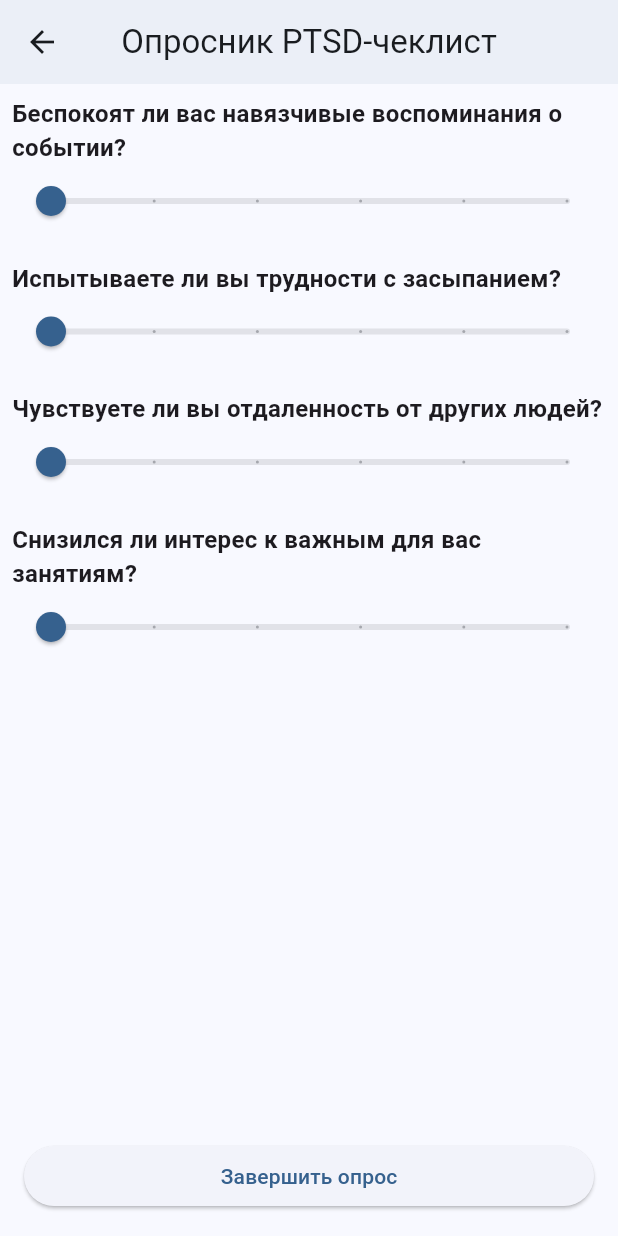
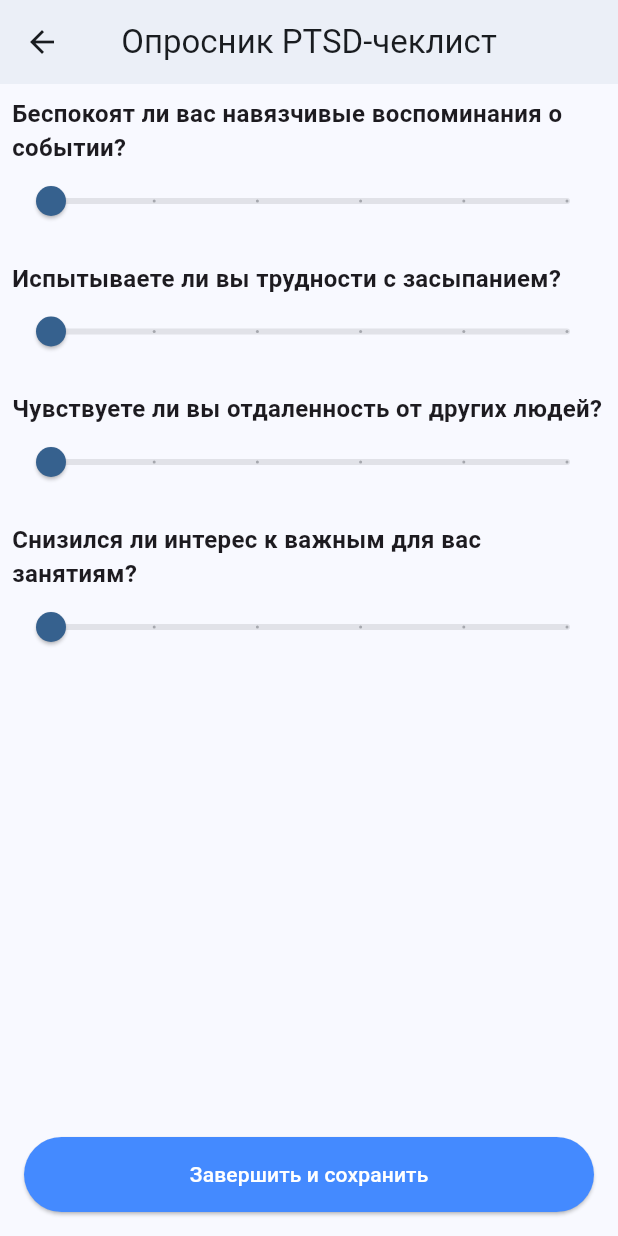
Before and after one commit to Tokside1337/diplom, a Flutter app: the PatientDetailsScreen screen opened directly with empty values, after a tap on "Назначить опросник", on a phone screen of 412 x 824 dp. Run offline on Flutter 3.47's test engine with Material 3 defaults, Android fonts, the phone set to English and light mode, and no system bars; our stand-ins replace fl_chart, google_fonts; missing offline and left inert: postgres.

Commit message:
1. Цифровой профиль и история (Модуль 1): ◦ Добавлены таблицы для хранения данных о госпитализациях (дата поступления, выписки, причина, отделение). ◦ Расширена база данных для поддержки полной истории пребывания пациента. 2. Адаптивные опросники (Модуль 3): ◦ Реализована полноценная система сохранения результатов опросников (например, PTSD-чеклиста) в базу данных. ◦ Теперь при прохождении теста пациентом данные не просто выводятся на экран, а привязываются к его ID и сохраняются в истории. 3. Визуализация психологического состояния (Модуль 4): ◦ В профиль пациента (и для врача, и для самого пациента) добавлен блок «Результаты опросников». ◦ Внедрена цветовая индикация рисков: если балл по шкале PTSD высокий, система помечает результат красным цветом и иконкой тревожного тренда. 4. Углубленный ИИ-анализ (Модуль 3 и 4): ◦ Обновлен визуальный компонент дневника настроения: теперь он корректно отображает критические состояния (CRITICAL), выявленные ИИ-сервисом (красная иконка ошибки вместо оранжевого предупреждения). ◦ Связана логика перехода: врач назначает опросник -> пациент проходит его -> результат мгновенно появляется в дашборде аналитики. 5. Интерфейс: ◦ Добавлены соответствующие заголовки и списки в PatientDetailsScreen, чтобы врач видел не только текущие замеры давления, но и динамику психологического тестирования.

```diff
--- a/lib/models/medical_models.dart
+++ b/lib/models/medical_models.dart
@@ -100,3 +100,23 @@ class MoodEntry {
     sentiment: map['sentiment'],
   );
 }
+
+class QuestionnaireResult {
+  final int? id;
+  final int patientId;
+  final String title;
+  final int totalScore;
+  final String date;
+
+  QuestionnaireResult({this.id, required this.patientId, required this.title, required this.totalScore, required this.date});
+
+  Map<String, dynamic> toMap() => {'id': id, 'patientId': patientId, 'title': title, 'totalScore': totalScore, 'date': date};
+
+  factory QuestionnaireResult.fromMap(Map<String, dynamic> map) => QuestionnaireResult(
+    id: map['id'],
+    patientId: map['patientId'],
+    title: map['title'],
+    totalScore: map['totalScore'],
+    date: map['date'],
+  );
+}
--- a/lib/screens/patient_details_screen.dart
+++ b/lib/screens/patient_details_screen.dart
@@ -22,6 +22,7 @@ class _PatientDetailsScreenState extends State<PatientDetailsScreen> {
   List<Measurement> _measurements = [];
   List<MoodEntry> _moods = [];
   List<Appointment> _appointments = [];
+  List<QuestionnaireResult> _qResults = [];
   String _trend = 'Загрузка...';
 
   @override
@@ -35,11 +36,13 @@ class _PatientDetailsScreenState extends State<PatientDetailsScreen> {
       final m = await _dbService.getMeasurements(widget.patient.id!);
       final mood = await _dbService.getMoodEntries(widget.patient.id!);
       final appts = await _dbService.getAppointments(widget.patient.id!);
+      final qres = await _dbService.getQuestionnaireResults(widget.patient.id!);
       if (mounted) {
         setState(() {
           _measurements = m;
           _moods = mood;
           _appointments = appts;
+          _qResults = qres;
           _trend = AIService.analyzeTrend(m);
         });
       }
@@ -274,6 +277,9 @@ class _PatientDetailsScreenState extends State<PatientDetailsScreen> {
               Text('Рекомендации врача', style: Theme.of(context).textTheme.titleLarge),
               _buildAICard(),
               const SizedBox(height: 24),
+              Text('Результаты опросников', style: Theme.of(context).textTheme.titleLarge),
+              _buildQuestionnaireResults(),
+              const SizedBox(height: 24),
               Text('История настроения', style: Theme.of(context).textTheme.titleLarge),
               _buildMoodList(),
             ],
@@ -339,6 +345,9 @@ class _PatientDetailsScreenState extends State<PatientDetailsScreen> {
               Text('План мероприятий', style: Theme.of(context).textTheme.titleLarge),
               _buildAppointmentsList(),
               const SizedBox(height: 20),
+              Text('Результаты опросников', style: Theme.of(context).textTheme.titleLarge),
+              _buildQuestionnaireResults(),
+              const SizedBox(height: 20),
               Text('Психологический профиль', style: Theme.of(context).textTheme.titleLarge),
               _buildMoodList(),
             ],
@@ -377,7 +386,7 @@ class _PatientDetailsScreenState extends State<PatientDetailsScreen> {
         ElevatedButton.icon(
           onPressed: () => Navigator.push(
             context,
-            MaterialPageRoute(builder: (context) => QuestionnaireScreen())
+            MaterialPageRoute(builder: (context) => QuestionnaireScreen(patientId: widget.patient.id!))
           ).then((_) => _loadData()),
           icon: const Icon(Icons.assignment),
           label: const Text('Назначить опросник'),
@@ -596,8 +605,8 @@ class _PatientDetailsScreenState extends State<PatientDetailsScreen> {
         return Card(
           child: ListTile(
             leading: Icon(
-              m.sentiment == 'Negative' ? Icons.warning_amber_rounded : Icons.check_circle_outline,
-              color: m.sentiment == 'Negative' ? Colors.orange : Colors.green,
+              m.sentiment == 'CRITICAL' ? Icons.error : (m.sentiment == 'Negative' ? Icons.warning_amber_rounded : Icons.check_circle_outline),
+              color: m.sentiment == 'CRITICAL' ? Colors.red : (m.sentiment == 'Negative' ? Colors.orange : Colors.green),
             ),
             title: Text(m.comment, maxLines: 2, overflow: TextOverflow.ellipsis),
             subtitle: Text('Оценка: ${m.score} | Анализ: ${m.sentiment ?? '...'} | ${m.timestamp.substring(11, 16)}'),
@@ -606,4 +615,21 @@ class _PatientDetailsScreenState extends State<PatientDetailsScreen> {
       },
     );
   }
+
+  Widget _buildQuestionnaireResults() {
+    if (_qResults.isEmpty) return const Card(child: ListTile(title: Text('Опросники еще не проходились')));
+    return Column(
+      children: _qResults.map((res) => Card(
+        child: ListTile(
+          leading: const Icon(Icons.assignment_turned_in, color: Colors.blue),
+          title: Text(res.title),
+          subtitle: Text('Балл: ${res.totalScore} | Дата: ${res.date.substring(0, 10)}'),
+          trailing: Icon(
+            res.totalScore > 10 ? Icons.trending_up : Icons.trending_flat,
+            color: res.totalScore > 10 ? Colors.red : Colors.green,
+          ),
+        ),
+      )).toList(),
+    );
+  }
 }
--- a/lib/screens/questionnaire_screen.dart
+++ b/lib/screens/questionnaire_screen.dart
@@ -1,11 +1,17 @@
 import 'package:flutter/material.dart';
+import '../services/database_service.dart';
+import '../models/medical_models.dart';
 
 class QuestionnaireScreen extends StatefulWidget {
+  final int patientId;
+  QuestionnaireScreen({required this.patientId});
+
   @override
   _QuestionnaireScreenState createState() => _QuestionnaireScreenState();
 }
 
 class _QuestionnaireScreenState extends State<QuestionnaireScreen> {
+  final DatabaseService _dbService = DatabaseService();
   final List<Map<String, dynamic>> _questions = [
     {'q': 'Беспокоят ли вас навязчивые воспоминания о событии?', 'score': 0},
     {'q': 'Испытываете ли вы трудности с засыпанием?', 'score': 0},
@@ -16,7 +22,7 @@ class _QuestionnaireScreenState extends State<QuestionnaireScreen> {
   @override
   Widget build(BuildContext context) {
     return Scaffold(
-      appBar: AppBar(title: Text('Опросник PTSD-чеклист')),
+      appBar: AppBar(title: const Text('Опросник PTSD-чеклист')),
       body: ListView.builder(
         itemCount: _questions.length,
         itemBuilder: (context, index) {
@@ -25,7 +31,7 @@ class _QuestionnaireScreenState extends State<QuestionnaireScreen> {
             child: Column(
               crossAxisAlignment: CrossAxisAlignment.start,
               children: [
-                Text(_questions[index]['q'], style: TextStyle(fontSize: 16, fontWeight: FontWeight.bold)),
+                Text(_questions[index]['q'], style: const TextStyle(fontSize: 16, fontWeight: FontWeight.bold)),
                 Slider(
                   value: _questions[index]['score'].toDouble(),
                   min: 0, max: 5, divisions: 5,
@@ -42,18 +48,42 @@ class _QuestionnaireScreenState extends State<QuestionnaireScreen> {
       bottomNavigationBar: Padding(
         padding: const EdgeInsets.all(16.0),
         child: ElevatedButton(
-          onPressed: () {
+          style: ElevatedButton.styleFrom(
+            minimumSize: const Size.fromHeight(50),
+            backgroundColor: Colors.blueAccent,
+            foregroundColor: Colors.white,
+          ),
+          onPressed: () async {
             int total = _questions.fold(0, (sum, item) => sum + (item['score'] as int));
+
+            // Сохраняем результат в БД
+            await _dbService.insertQuestionnaireResult(QuestionnaireResult(
+              patientId: widget.patientId,
+              title: 'PTSD-чеклист',
+              totalScore: total,
+              date: DateTime.now().toUtc().add(const Duration(hours: 3)).toString(),
+            ));
+
+            if (!mounted) return;
+
             showDialog(
               context: context,
               builder: (c) => AlertDialog(
-                title: Text('Результат'),
+                title: const Text('Результат сохранен'),
                 content: Text('Общий балл: $total. ${total > 10 ? "Рекомендуется консультация психолога." : "Показатели в норме."}'),
-                actions: [TextButton(onPressed: () => Navigator.pop(c), child: Text('OK'))],
+                actions: [
+                  TextButton(
+                    onPressed: () {
+                      Navigator.pop(c);
+                      Navigator.pop(context);
+                    },
+                    child: const Text('OK')
+                  )
+                ],
               ),
             );
           },
-          child: Text('Завершить опрос'),
+          child: const Text('Завершить и сохранить'),
         ),
       ),
     );
--- a/lib/services/database_service.dart
+++ b/lib/services/database_service.dart
@@ -62,6 +62,27 @@ class DatabaseService {
         id SERIAL PRIMARY KEY,
         patient_id INTEGER REFERENCES patients(id) ON DELETE CASCADE,
         description TEXT,
+        date TEXT
+      )
+    ''');
+
+    await conn.execute('''
+      CREATE TABLE IF NOT EXISTS hospitalizations(
+        id SERIAL PRIMARY KEY,
+        patient_id INTEGER REFERENCES patients(id) ON DELETE CASCADE,
+        admission_date TEXT,
+        discharge_date TEXT,
+        reason TEXT,
+        department TEXT
+      )
+    ''');
+
+    await conn.execute('''
+      CREATE TABLE IF NOT EXISTS questionnaire_results(
+        id SERIAL PRIMARY KEY,
+        patient_id INTEGER REFERENCES patients(id) ON DELETE CASCADE,
+        title TEXT,
+        total_score INTEGER,
         date TEXT
       )
     ''');
@@ -301,6 +322,64 @@ class DatabaseService {
     );
   }
 
+  // Questionnaire Results
+  Future<void> insertQuestionnaireResult(QuestionnaireResult res) async {
+    final conn = await connection;
+    await conn.execute(
+      Sql.named('INSERT INTO questionnaire_results (patient_id, title, total_score, date) VALUES (@pId, @title, @score, @date)'),
+      parameters: {
+        'pId': res.patientId,
+        'title': res.title,
+        'score': res.totalScore,
+        'date': res.date,
+      },
+    );
+  }
+
+  Future<List<QuestionnaireResult>> getQuestionnaireResults(int patientId) async {
+    final conn = await connection;
+    final result = await conn.execute(
+      Sql.named('SELECT id, patient_id, title, total_score, date FROM questionnaire_results WHERE patient_id = @pId ORDER BY date DESC'),
+      parameters: {'pId': patientId},
+    );
+    return result.map((row) => QuestionnaireResult(
+      id: row[0] as int,
+      patientId: row[1] as int,
+      title: row[2] as String,
+      totalScore: row[3] as int,
+      date: row[4] as String,
+    )).toList();
+  }
+
+  // Hospitalizations
+  Future<void> insertHospitalization(int patientId, String admission, String discharge, String reason, String dept) async {
+    final conn = await connection;
+    await conn.execute(
+      Sql.named('INSERT INTO hospitalizations (patient_id, admission_date, discharge_date, reason, department) VALUES (@pId, @adm, @dis, @reason, @dept)'),
+      parameters: {
+        'pId': patientId,
+        'adm': admission,
+        'dis': discharge,
+        'reason': reason,
+        'dept': dept,
+      },
+    );
+  }
+
+  Future<List<Map<String, dynamic>>> getHospitalizations(int patientId) async {
+    final conn = await connection;
+    final result = await conn.execute(
+      Sql.named('SELECT admission_date, discharge_date, reason, department FROM hospitalizations WHERE patient_id = @pId ORDER BY admission_date DESC'),
+      parameters: {'pId': patientId},
+    );
+    return result.map((row) => {
+      'admission_date': row[0],
+      'discharge_date': row[1],
+      'reason': row[2],
+      'department': row[3],
+    }).toList();
+  }
+
   // Users
   Future<void> registerUser(User user) async {
     final conn = await connection;
```
